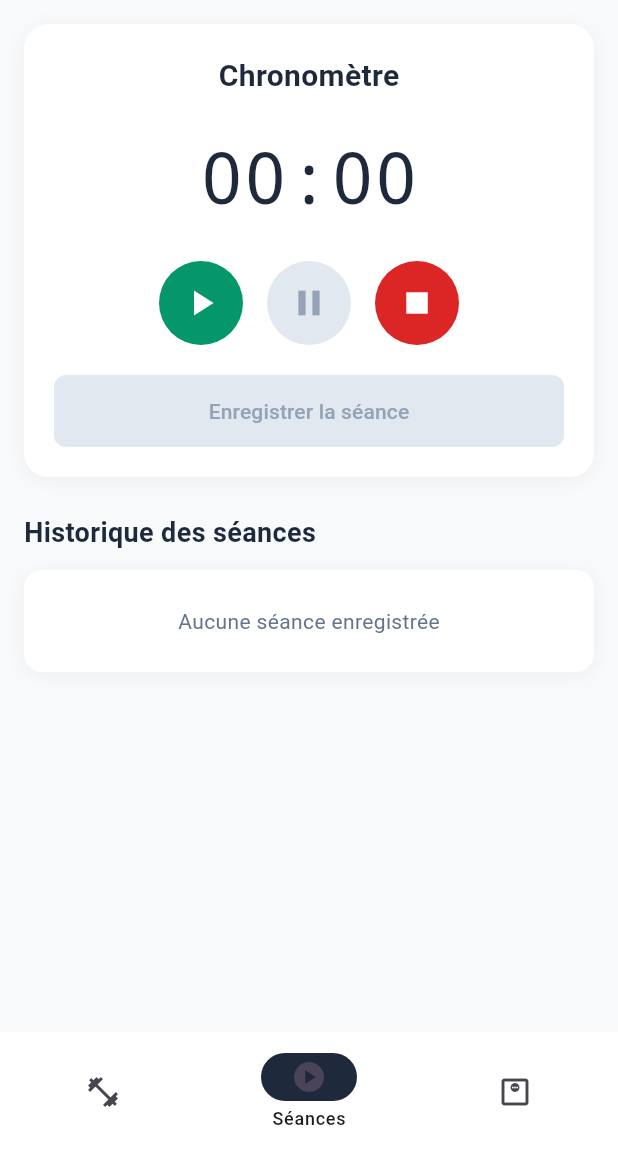
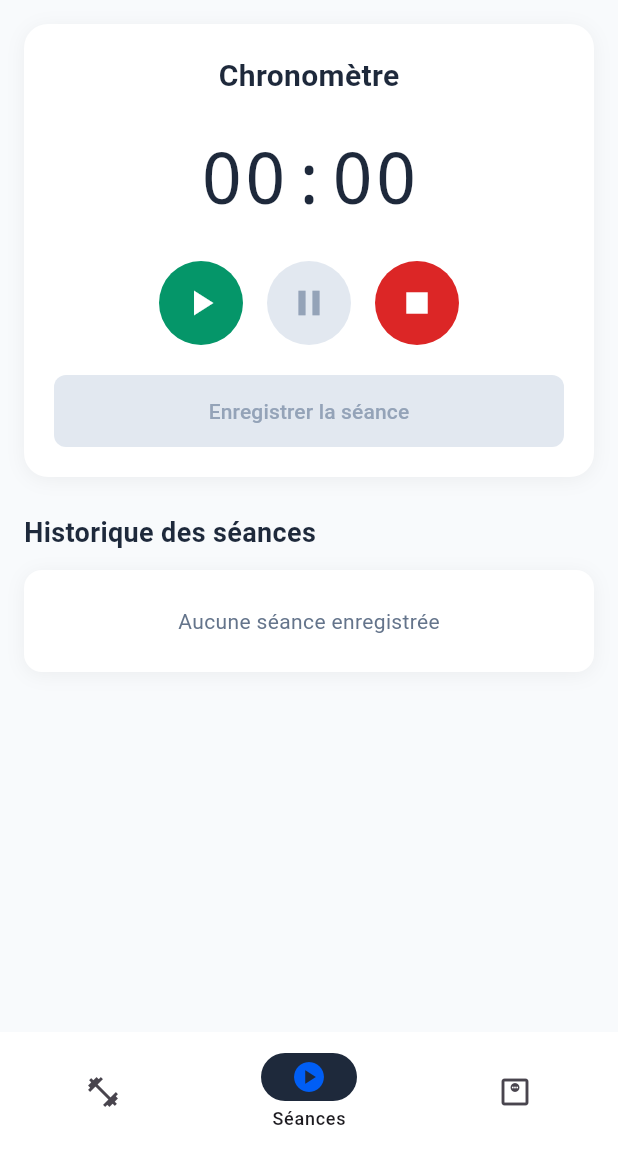
Before and after one commit to ozLibUser/examen, a Flutter app: the HomeShell screen opened directly, item 2 of the bottom bar chosen, on a phone screen of 412 x 824 dp, the part 84-1236 px from its top. Run offline on Flutter 3.47's test engine with Material 3 defaults, Android fonts, the phone set to English and light mode, and no system bars; our stand-ins replace cloud_firestore, firebase_auth, firebase_core, font_awesome_flutter, google_sign_in; accounts and stored records are empty.

Commit message:
mise en forme

```diff
--- a/lib/views/home/home_shell.dart
+++ b/lib/views/home/home_shell.dart
@@ -66,17 +66,17 @@ class _HomeShellState extends State<HomeShell> {
         destinations: const [
           NavigationDestination(
             icon: Icon(Icons.fitness_center_outlined),
-            selectedIcon: Icon(Icons.fitness_center),
+            selectedIcon: Icon(Icons.fitness_center,color: Color.fromARGB(255, 0, 94, 245),),
             label: 'Programmes',
           ),
           NavigationDestination(
             icon: Icon(Icons.play_circle_outline),
-            selectedIcon: Icon(Icons.play_circle),
+            selectedIcon: Icon(Icons.play_circle,color: Color.fromARGB(255, 0, 94, 245),),
             label: 'Séances',
           ),
           NavigationDestination(
             icon: Icon(Icons.monitor_weight_outlined),
-            selectedIcon: Icon(Icons.monitor_weight),
+            selectedIcon: Icon(Icons.monitor_weight,color: Color.fromARGB(255, 0, 94, 245),),
             label: 'Poids & perf',
           ),
         ],
```
